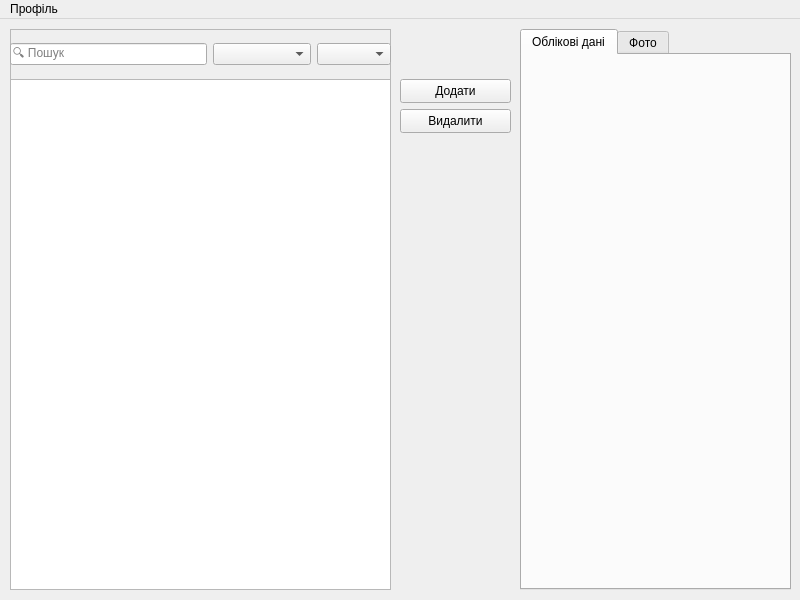
Vakulex/CourseWork, file PhotoJournalistAdminPanel/AdminPanel/adminpanel.ui: the form before one commit.
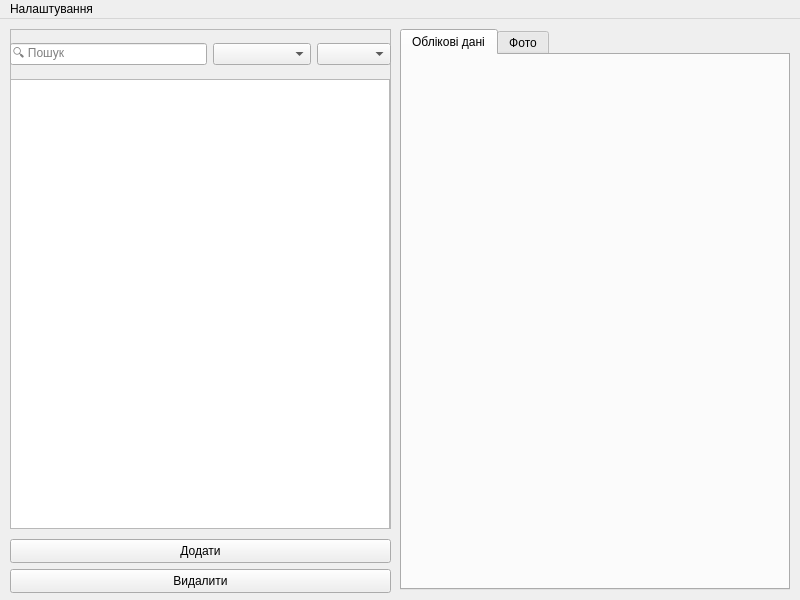
The form after the commit.

Patch:
```diff
--- a/PhotoJournalistAdminPanel/AdminPanel/adminpanel.ui
+++ b/PhotoJournalistAdminPanel/AdminPanel/adminpanel.ui
@@ -32,9 +32,9 @@
    <widget class="QPushButton" name="AddButton">
     <property name="geometry">
      <rect>
-      <x>400</x>
-      <y>60</y>
-      <width>111</width>
+      <x>10</x>
+      <y>520</y>
+      <width>381</width>
       <height>24</height>
      </rect>
     </property>
@@ -45,9 +45,9 @@
    <widget class="QPushButton" name="DeleteButton">
     <property name="geometry">
      <rect>
-      <x>400</x>
-      <y>90</y>
-      <width>111</width>
+      <x>10</x>
+      <y>550</y>
+      <width>381</width>
       <height>24</height>
      </rect>
     </property>
@@ -61,7 +61,7 @@
       <x>10</x>
       <y>10</y>
       <width>381</width>
-      <height>561</height>
+      <height>500</height>
      </rect>
     </property>
     <property name="frameShape">
@@ -75,8 +75,8 @@
       <rect>
        <x>0</x>
        <y>50</y>
-       <width>381</width>
-       <height>511</height>
+       <width>380</width>
+       <height>450</height>
       </rect>
      </property>
      <property name="sizePolicy">
@@ -109,15 +109,6 @@
      <property name="selectionBehavior">
       <enum>QAbstractItemView::SelectRows</enum>
      </property>
-     <property name="gridStyle">
-      <enum>Qt::SolidLine</enum>
-     </property>
-     <property name="sortingEnabled">
-      <bool>false</bool>
-     </property>
-     <attribute name="horizontalHeaderMinimumSectionSize">
-      <number>15</number>
-     </attribute>
     </widget>
     <widget class="QWidget" name="horizontalLayoutWidget">
      <property name="geometry">
@@ -177,9 +168,9 @@
    <widget class="QTabWidget" name="tabWidget">
     <property name="geometry">
      <rect>
-      <x>520</x>
+      <x>400</x>
       <y>10</y>
-      <width>271</width>
+      <width>390</width>
       <height>561</height>
      </rect>
     </property>
@@ -207,14 +198,14 @@
      <height>21</height>
     </rect>
    </property>
-   <widget class="QMenu" name="ProfileMenu">
+   <widget class="QMenu" name="OptionsMenu">
     <property name="title">
-     <string>Профіль</string>
+     <string>Налаштування</string>
     </property>
     <addaction name="ProfileAction"/>
     <addaction name="OptionsAction"/>
    </widget>
-   <addaction name="ProfileMenu"/>
+   <addaction name="OptionsMenu"/>
   </widget>
   <action name="SaveAction">
    <property name="text">
```
Left out of the diff: 18 changed lines with no effect on the pictures.
